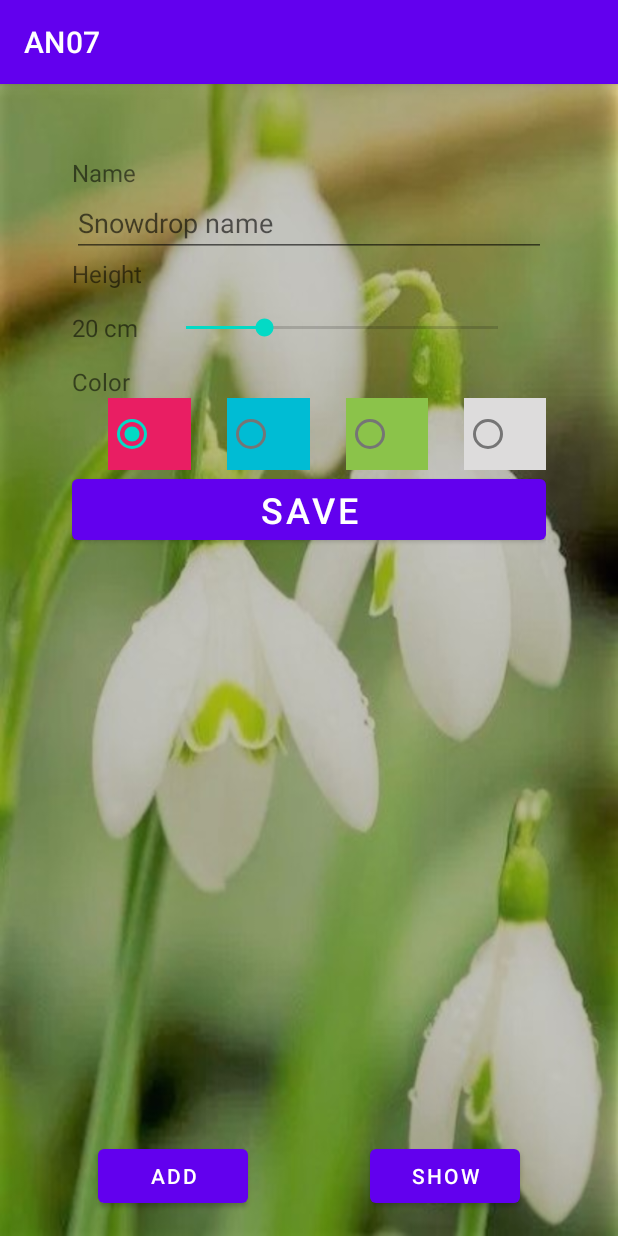
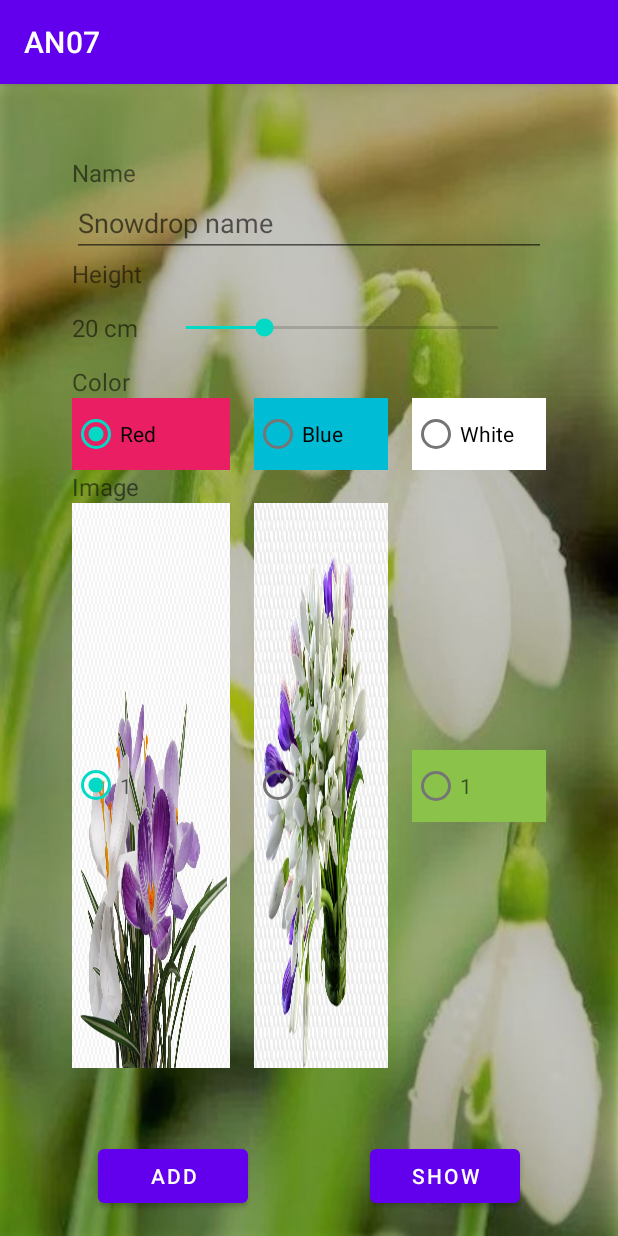
Before and after one commit to Berikz80/homeworks, an Android app: the fragment AddSnowdropFragment placed in its activity, on a phone screen of 412 x 824 dp. Run offline under Robolectric (Android 15) with nearby library versions, the phone set to English and light mode, and no system bars.

Commit message:
add image picker

```diff
--- a/app/src/main/res/layout/fragment_add_snowdrop.xml
+++ b/app/src/main/res/layout/fragment_add_snowdrop.xml
@@ -71,43 +71,75 @@
                 android:id="@+id/radio_red"
                 android:layout_width="match_parent"
                 android:layout_height="wrap_content"
-                android:layout_marginLeft="24dp"
                 android:layout_weight="1"
                 android:background="#E91E63"
-                android:checked="true" />
+                android:checked="true"
+                android:text="@string/red" />
 
             <RadioButton
                 android:id="@+id/radio_blue"
                 android:layout_width="match_parent"
                 android:layout_height="wrap_content"
-                android:layout_marginLeft="24dp"
+                android:layout_marginLeft="@dimen/margin"
                 android:layout_weight="1"
-                android:background="#00BCD4" />
+                android:background="#00BCD4"
+                android:text="@string/blue" />
 
             <RadioButton
-                android:id="@+id/radio_green"
+                android:id="@+id/radio_white"
                 android:layout_width="match_parent"
                 android:layout_height="wrap_content"
-                android:layout_marginLeft="24dp"
+                android:layout_marginLeft="@dimen/margin"
                 android:layout_weight="1"
-                android:background="#8BC34A" />
-
-            <RadioButton
-                android:id="@+id/radio_gray"
-                android:layout_width="match_parent"
-                android:layout_height="wrap_content"
-                android:layout_marginLeft="24dp"
-                android:layout_weight="1"
-                android:background="#DDDCDC" />
+                android:background="#FFFFFF"
+                android:text="@string/white" />
         </RadioGroup>
 
 
     </LinearLayout>
 
+    <TextView
+        android:layout_width="match_parent"
+        android:layout_height="wrap_content"
+        android:text="Image"
+        android:textSize="@dimen/text_size" />
+
+    <RadioGroup
+        android:id="@+id/input_snowdrop_image"
+        android:layout_width="match_parent"
+        android:layout_height="wrap_content"
+        android:orientation="horizontal">
+
+        <RadioButton
+            android:layout_width="match_parent"
+            android:layout_height="wrap_content"
+            android:layout_weight="1"
+            android:background="@drawable/red"
+            android:checked="true"
+            android:hint="1" />
+
+        <RadioButton
+            android:layout_width="match_parent"
+            android:layout_height="wrap_content"
+            android:layout_marginLeft="@dimen/margin"
+            android:layout_weight="1"
+            android:background="@drawable/blue"
+            android:hint="1" />
+
+        <RadioButton
+            android:layout_width="match_parent"
+            android:layout_height="wrap_content"
+            android:layout_marginLeft="@dimen/margin"
+            android:layout_weight="1"
+            android:background="#8BC34A"
+            android:hint="1" />
+    </RadioGroup>
+
     <Button
         android:id="@+id/button_save_snowdrop"
         android:layout_width="match_parent"
         android:layout_height="wrap_content"
+        android:layout_marginTop="@dimen/double_margin"
         android:text="save"
         android:textSize="@dimen/button_text_size" />
 
--- a/app/src/main/res/values/strings.xml
+++ b/app/src/main/res/values/strings.xml
@@ -19,4 +19,8 @@
     <string name="text_name2">Брестская область</string>
     <string name="text_name3">Минская область</string>
     <string name="dz4">homework4</string>
+    <string name="red">Red</string>
+    <string name="blue">Blue</string>
+    <string name="green">Green</string>
+    <string name="white">White</string>
 </resources>
```
Also changed, not shown: app/src/main/res/drawable/blue.jpg (added), app/src/main/res/drawable/red.jpg (added), app/src/main/res/drawable/white.jpg (added).
